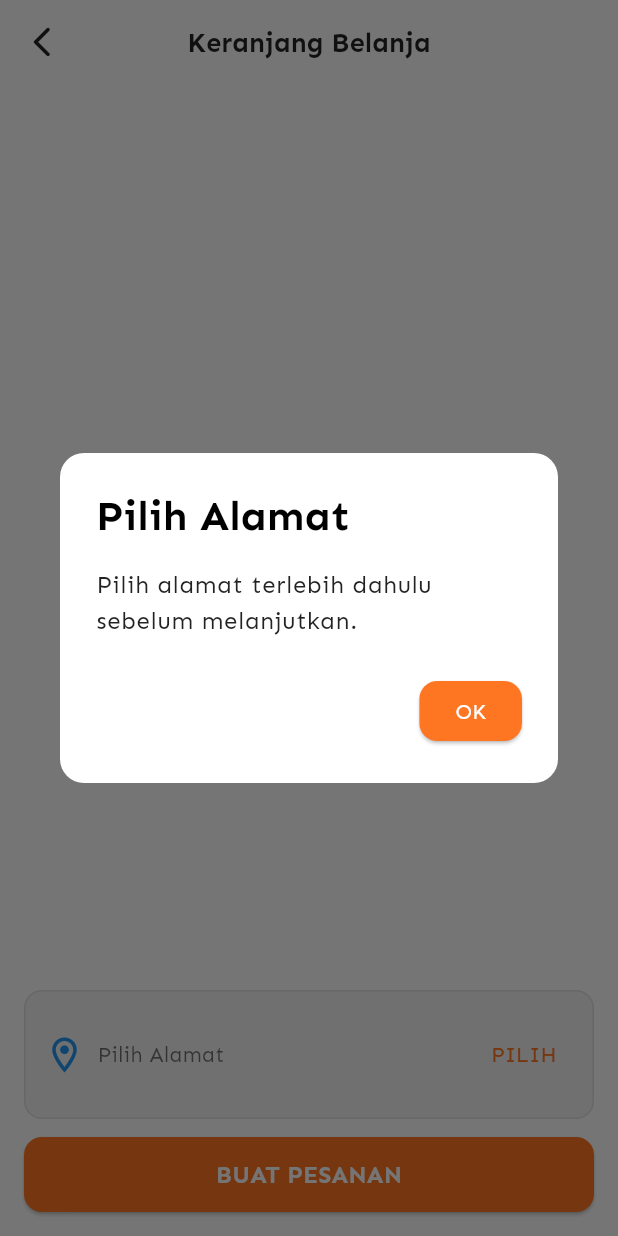
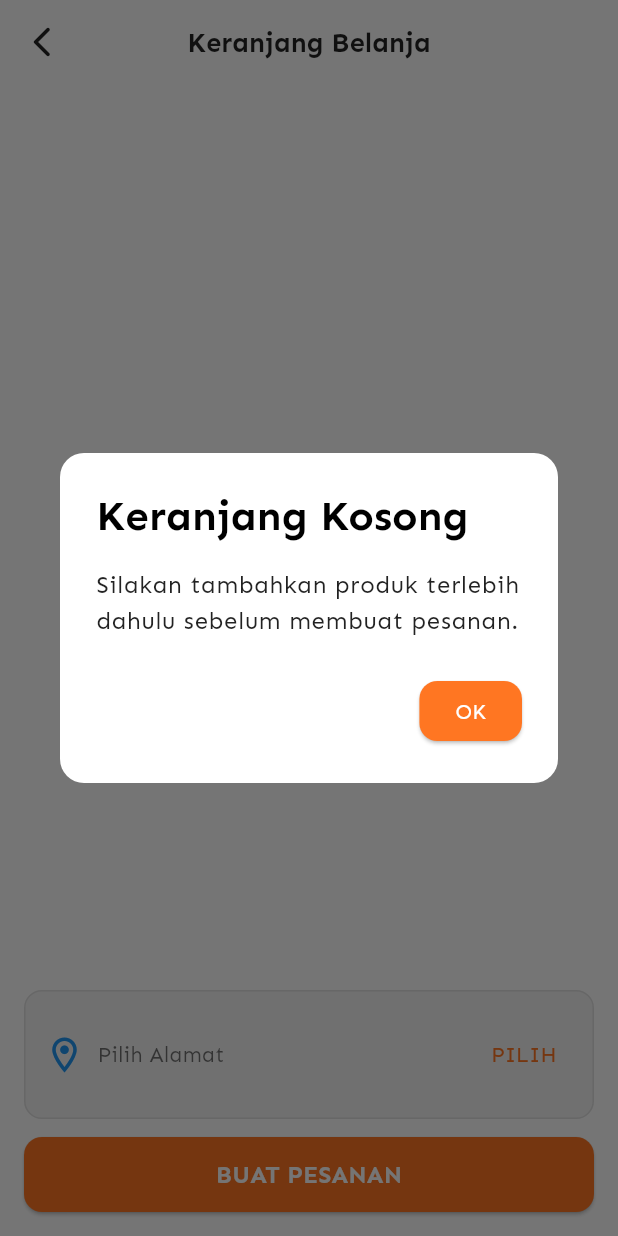
Before and after one commit to zaen-dotcom/golapak2, a Flutter app: the CartScreen screen opened by its route, after a tap on "BUAT PESANAN", on a phone screen of 412 x 824 dp. Run offline on Flutter 3.47's test engine with Material 3 defaults, Android fonts, the phone set to English and light mode, and no system bars; our stand-ins replace cached_network_image, shared_preferences, shimmer; accounts and stored records are empty.

Commit message:
keranjang fix lagi

```diff
--- a/lib/screens/profile/keranjang.dart
+++ b/lib/screens/profile/keranjang.dart
@@ -18,8 +18,7 @@ Future<void> showCustomAlertDialog({
   return showDialog(
     context: context,
     barrierDismissible: false,
-    builder:
-        (ctx) => CustomAlert(
+    builder: (ctx) => CustomAlert(
       title: title,
       message: message,
       confirmText: confirmText,
@@ -72,8 +71,7 @@ class _CartScreenState extends State<CartScreen> {
         child: Column(
           children: [
             Expanded(
-              child:
-                  cartItems.isEmpty
+              child: cartItems.isEmpty
                   ? const Center(child: Text('Keranjang masih kosong'))
                   : ListView.builder(
                       itemCount: cartItems.length,
@@ -111,8 +109,7 @@ class _CartScreenState extends State<CartScreen> {
                 color: Colors.grey.shade100,
               ),
               child: Row(
-                crossAxisAlignment:
-                    CrossAxisAlignment.center, // ICON vertical center
+                crossAxisAlignment: CrossAxisAlignment.center,
                 children: [
                   Container(
                     height: 60,
@@ -127,8 +124,7 @@ class _CartScreenState extends State<CartScreen> {
                   const SizedBox(width: 8),
 
                   Expanded(
-                    child:
-                        selectedAlamat != null
+                    child: selectedAlamat != null
                         ? Column(
                             crossAxisAlignment: CrossAxisAlignment.start,
                             mainAxisAlignment: MainAxisAlignment.center,
@@ -178,6 +174,18 @@ class _CartScreenState extends State<CartScreen> {
               child: CustomButton(
                 text: 'BUAT PESANAN',
                 onPressed: () async {
+                  if (cartItems.isEmpty) {
+                    await showCustomAlertDialog(
+                      context: context,
+                      title: 'Keranjang Kosong',
+                      message:
+                          'Silakan tambahkan produk terlebih dahulu sebelum membuat pesanan.',
+                      confirmText: 'OK',
+                      onConfirm: () {},
+                    );
+                    return;
+                  }
+
                   if (selectedAlamat == null) {
                     await showCustomAlertDialog(
                       context: context,
```
Lines whose indentation alone changed are shown as unchanged.
